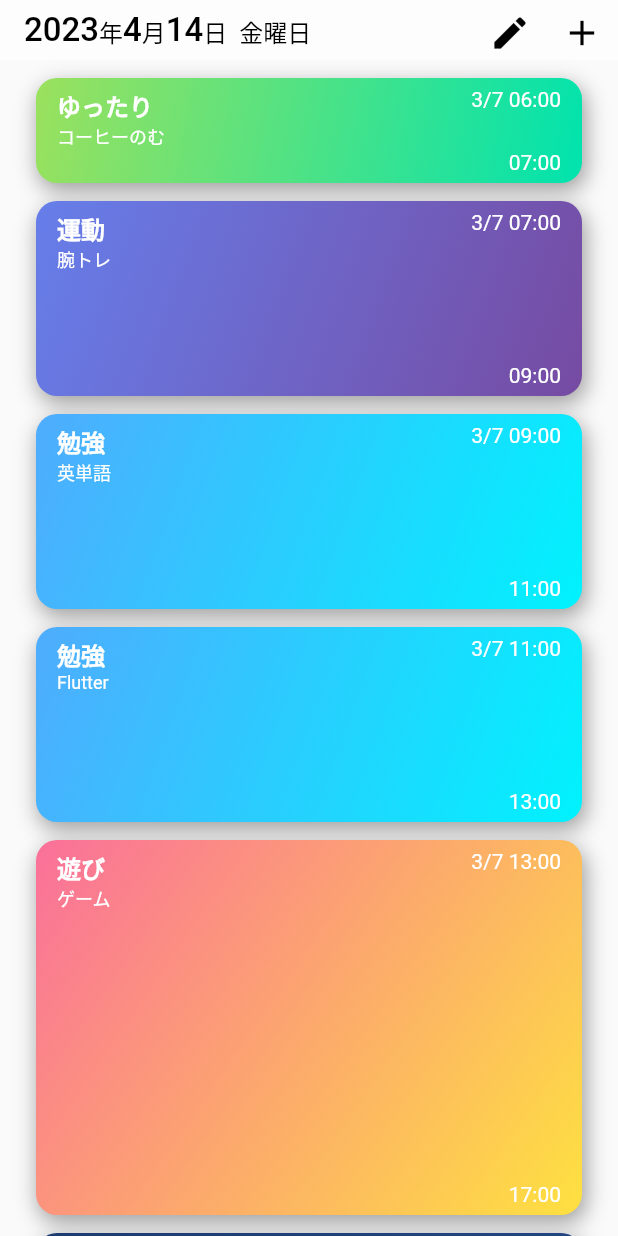
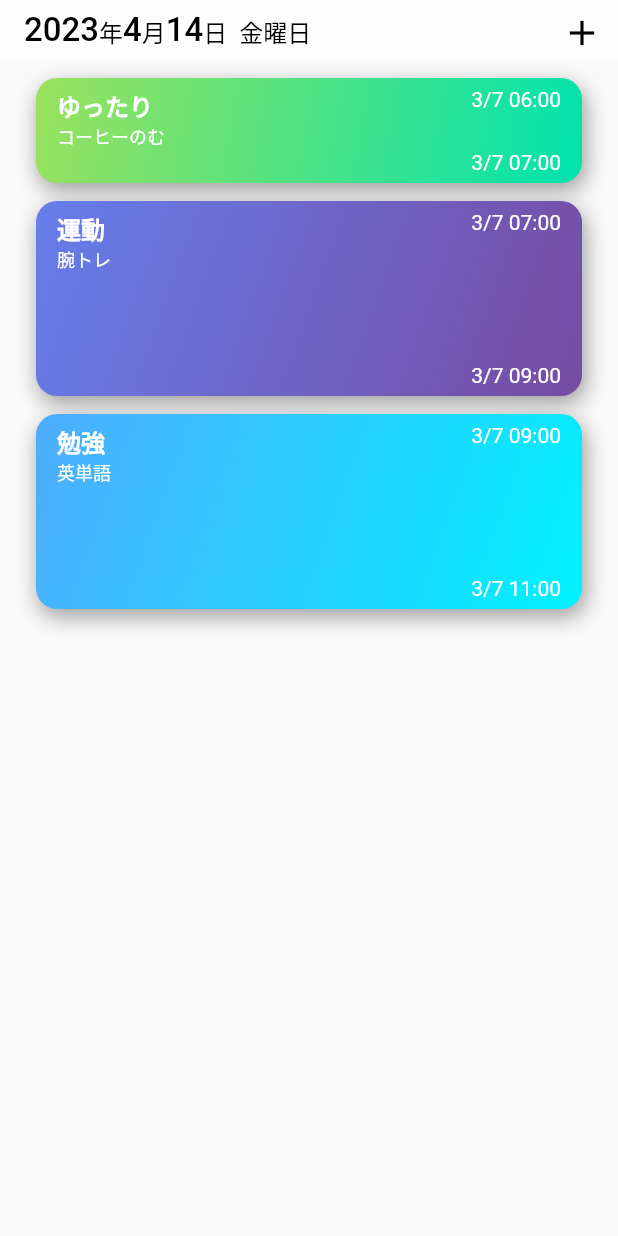
Before and after one commit to k10kanta/jasuna, a Flutter app: the screen it shows after launch, on a phone screen of 412 x 824 dp. Run offline on Flutter 3.47's test engine with Material 2 defaults, Android fonts, the light colour scheme and no system bars; our stand-ins replace flutter_datetime_picker, flutter_riverpod.

Commit message:
スケジュールと新規タスクタイプ追加機能の実装

```diff
--- a/lib/addPage.dart
+++ b/lib/addPage.dart
@@ -1,7 +1,6 @@
 import 'package:flutter/material.dart';
 import 'package:flutter/services.dart';
 import 'package:flutter_riverpod/flutter_riverpod.dart';
-import 'package:jasuna/task.dart';
 import 'main.dart';
 import 'task.dart';
 import 'taskManager.dart';
@@ -23,7 +22,7 @@ class AddPage extends ConsumerWidget {
     final taskEndTimeHour = ref.watch(taskEndTimeHourProvider);
     final taskEndTimeMinute = ref.watch(taskEndTimeMinuteProvider);
 
-    var usersShedulerObj = UsersSheduler();
+    final userShedule = ref.read(userSheduleProvider);
 
     return Scaffold(
         appBar: AppBar(
@@ -60,7 +59,7 @@ class AddPage extends ConsumerWidget {
                   const SizedBox(
                     height: 12,
                   ),
-                  Task.showCard(
+                  ShowCard(
                     //プレビュー部分 選択中のタスクになるように今後状態管理する
                     title: addTaskName,
                     memo: addTaskMemo,
@@ -239,15 +238,18 @@ class AddPage extends ConsumerWidget {
                   ElevatedButton(
                       //完了ボタン
                       onPressed: () {
-                        usersShedulerObj.shedule.add(Task(
+                        userShedule.add(Task(
                             addTaskName,
                             addTaskMemo,
                             '$taskStartTimeHour:$taskStartTimeMinute',
                             '$taskEndTimeHour:$taskEndTimeMinute',
                             taskStartDate,
                             taskEndDate));
+                        ref.read(userSheduleProvider.notifier).state = [
+                          ...userShedule
+                        ];
                         Navigator.pop(context);
-                        print(usersShedulerObj.shedule);
+                        print(userShedule);
                       },
                       style: ButtonStyle(
                         minimumSize:
@@ -343,11 +345,12 @@ class ShowTaskTypeList extends ConsumerWidget {
 
   @override
   Widget build(BuildContext context, WidgetRef ref) {
+    var taskTypeMap = ref.watch(taskTypeMapProvider);
     return ListView.builder(
         scrollDirection: Axis.horizontal,
-        itemCount: TaskManarger().typeMap.length,
+        itemCount: taskTypeMap.length,
         itemBuilder: ((context, index) {
-          var key = TaskManarger().typeMap.keys.elementAt(index);
+          var key = taskTypeMap.keys.elementAt(index);
           return InkWell(
             onTap: () {
               ref.read(addTaskNameProvider.notifier).update((state) => key);
@@ -362,7 +365,7 @@ class ShowTaskTypeList extends ConsumerWidget {
                     decoration: BoxDecoration(
                         borderRadius: BorderRadius.circular(10),
                         gradient: LinearGradient(
-                            colors: TaskManarger().typeMap[key],
+                            colors: taskTypeMap[key],
                             begin: Alignment.topLeft,
                             end: Alignment.bottomRight)),
                   ),
@@ -384,8 +387,8 @@ class CreateNewTypeWindow extends ConsumerWidget {
   Widget build(BuildContext context, WidgetRef ref) {
     final selectColorName = ref.watch(selectedNewTypeColorNameProvider);
     final newTaskName = ref.watch(newTaskNameProvider);
-    var typeMapObj = TaskManarger().typeMap;
     var colorMapObj = TaskManarger().colorMap;
+    var taskTypeMap = ref.read(taskTypeMapProvider);
 
     return GestureDetector(
         onTap: () => FocusScope.of(context).unfocus(), //textFieldのfocusを外す
@@ -460,10 +463,13 @@ class CreateNewTypeWindow extends ConsumerWidget {
                 const SizedBox(height: 12),
                 ElevatedButton(
                   onPressed: () {
-                    typeMapObj[newTaskName] = colorMapObj[selectColorName];
+                    taskTypeMap[newTaskName] = colorMapObj[selectColorName];
+                    ref.read(taskTypeMapProvider.notifier).state = {
+                      ...taskTypeMap
+                    };
                     Navigator.pop(context);
                     print(selectColorName);
-                    print(typeMapObj);
+                    print(taskTypeMap);
                   },
                   child: const Text('完了'),
                 ),
--- a/lib/main.dart
+++ b/lib/main.dart
@@ -52,6 +52,46 @@ final taskEndTimeMinuteProvider = StateProvider<String>((ref) {
   return '00';
 });
 
+final userSheduleProvider = StateProvider<List>((ref) => [
+      Task('ゆったり', 'コーヒーのむ', '06:00', '07:00', '3/7', '3/7'),
+      Task('運動', '腕トレ', '07:00', '09:00', '3/7', '3/7'),
+      Task('勉強', '英単語', '09:00', '11:00', '3/7', '3/7'),
+      // Task('勉強', 'Flutter', '11:00', '13:00', '3/7', '3/7'),
+      // Task('遊び', 'ゲーム', '13:00', '17:00', '3/7', '3/7'),
+      // Task('睡眠', '', '23:00', '06:00', "3/7", "3/8"),
+      // Task('遊び', '漫画', '07:00', '07:30', "3/8", "3/8"),
+    ]);
+
+final taskTypeMapProvider = StateProvider<Map>((ref) {
+  return {
+    //デフォルトのタイプをここで定義する
+    "勉強": const [
+      Color.fromRGBO(79, 172, 254, 1),
+      Color.fromRGBO(0, 242, 254, 1),
+    ],
+    "仕事": const [
+      Color.fromRGBO(255, 8, 68, 1),
+      Color.fromRGBO(255, 177, 153, 1),
+    ],
+    "運動": const [
+      Color.fromRGBO(102, 126, 234, 1),
+      Color.fromRGBO(118, 75, 162, 1),
+    ],
+    // "遊び": const [
+    //   Color.fromRGBO(250, 112, 154, 1),
+    //   Color.fromRGBO(254, 225, 64, 1),
+    // ],
+    "ゆったり": const [
+      Color.fromRGBO(155, 225, 93, 1),
+      Color.fromRGBO(0, 227, 174, 1),
+    ],
+    "睡眠": const [
+      Color.fromRGBO(30, 60, 114, 1),
+      Color.fromRGBO(42, 82, 152, 1),
+    ],
+  };
+});
+
 void main() {
   runApp(const ProviderScope(child: MyApp()));
 }
@@ -65,18 +105,18 @@ class MyApp extends StatelessWidget {
       debugShowCheckedModeBanner: false,
       title: 'jasuna',
       theme: ThemeData(primarySwatch: Colors.blue),
-      home: SchedulePage(),
+      home: const SchedulePage(),
     );
   }
 }
 
-class SchedulePage extends StatelessWidget {
-  SchedulePage({super.key});
-
-  var UesrSchedulerObj = UsersSheduler();
+class SchedulePage extends ConsumerWidget {
+  const SchedulePage({super.key});
 
   @override
-  Widget build(BuildContext context) {
+  Widget build(BuildContext context, WidgetRef ref) {
+    var uesrSchedule = ref.watch(userSheduleProvider);
+
     return Scaffold(
       extendBodyBehindAppBar: true,
       appBar: AppBar(
@@ -85,13 +125,13 @@ class SchedulePage extends StatelessWidget {
         title: createDateTitle(),
         centerTitle: false,
         actions: [
-          IconButton(
-              onPressed: () {},
-              icon: const Icon(
-                Icons.edit,
-                size: 28,
-                color: Colors.black,
-              )),
+          // IconButton(
+          //     onPressed: () {},
+          //     icon: const Icon(
+          //       Icons.edit,
+          //       size: 28,
+          //       color: Colors.black,
+          //     )),
           IconButton(
               onPressed: () async {
                 await Navigator.push(
@@ -111,17 +151,17 @@ class SchedulePage extends StatelessWidget {
             SystemUiOverlayStyle.dark, //時間とかバッテリーとか（ステータスバー）の表示が黒くなる
       ),
       body: ListView.builder(
-        itemCount: UesrSchedulerObj.shedule.length,
+        itemCount: uesrSchedule.length,
         itemBuilder: ((context, index) {
           return Padding(
               padding: const EdgeInsets.fromLTRB(24, 12, 24, 0), //cardの外側の余白
-              child: Task.showCard(
-                title: UesrSchedulerObj.shedule[index].typeName,
-                memo: UesrSchedulerObj.shedule[index].memo,
-                startTimeStr: UesrSchedulerObj.shedule[index].startTimeStr,
-                endTimeStr: UesrSchedulerObj.shedule[index].endTimeStr,
-                startDateStr: UesrSchedulerObj.shedule[index].startDateStr,
-                endDateStr: UesrSchedulerObj.shedule[index].endDateStr,
+              child: ShowCard(
+                title: uesrSchedule[index].typeName,
+                memo: uesrSchedule[index].memo,
+                startTimeStr: uesrSchedule[index].startTimeStr,
+                endTimeStr: uesrSchedule[index].endTimeStr,
+                startDateStr: uesrSchedule[index].startDateStr,
+                endDateStr: uesrSchedule[index].endDateStr,
               ));
         }),
       ),
@@ -203,15 +243,3 @@ class Sheduler {
 
   void delete() {}
 }
-
-class UsersSheduler extends Sheduler {
-  late List shedule = [
-    Task('ゆったり', 'コーヒーのむ', '06:00', '07:00', '3/7', '3/7'),
-    Task('運動', '腕トレ', '07:00', '09:00', '3/7', '3/7'),
-    Task('勉強', '英単語', '09:00', '11:00', '3/7', '3/7'),
-    Task('勉強', 'Flutter', '11:00', '13:00', '3/7', '3/7'),
-    Task('遊び', 'ゲーム', '13:00', '17:00', '3/7', '3/7'),
-    Task('睡眠', '', '23:00', '06:00', "3/7", "3/8"),
-    Task('遊び', '漫画', '07:00', '07:30', "3/8", "3/8"),
-  ];
-}
--- a/lib/task.dart
+++ b/lib/task.dart
@@ -1,5 +1,7 @@
 import 'package:flutter/material.dart';
 import 'taskManager.dart';
+import 'package:flutter_riverpod/flutter_riverpod.dart';
+import 'main.dart';
 
 class Task {
   late String typeName; //例：勉強など
@@ -45,17 +47,31 @@ class Task {
     }
     return duration;
   }
+}
 
-  static Container showCard({
-    required String title,
-    required String memo,
-    required String startTimeStr,
-    required String endTimeStr,
-    required String startDateStr,
-    required String endDateStr,
-    bool isImmutableHeight = false,
-  }) {
-    double duration = _makeDuration(
+class ShowCard extends ConsumerWidget {
+  ShowCard({
+    super.key,
+    required this.title,
+    required this.memo,
+    required this.startTimeStr,
+    required this.endTimeStr,
+    required this.startDateStr,
+    required this.endDateStr,
+    this.isImmutableHeight = false,
+  });
+
+  String title;
+  String memo;
+  String startTimeStr;
+  String endTimeStr;
+  String startDateStr;
+  String endDateStr;
+  bool isImmutableHeight;
+
+  @override
+  Widget build(BuildContext context, WidgetRef ref) {
+    double duration = Task._makeDuration(
         startTimeStr: startTimeStr,
         endTimeStr: endTimeStr,
         startDateStr: startDateStr,
@@ -63,10 +79,7 @@ class Task {
     if (isImmutableHeight == true) {
       duration = 80;
     }
-    if (startDateStr == endDateStr) {
-      endDateStr = '';
-    }
-
+    var taskTypeMap = ref.watch(taskTypeMapProvider);
     return Container(
         padding: const EdgeInsets.fromLTRB(14, 6, 14, 6), //cardの内側の余白
         height: duration,
@@ -80,7 +93,7 @@ class Task {
             ],
             borderRadius: BorderRadius.circular(14),
             gradient: LinearGradient(
-                colors: TaskManarger().typeMap[title],
+                colors: taskTypeMap[title],
                 begin: Alignment.topLeft,
                 end: Alignment.bottomRight)),
         child: Row(
--- a/lib/taskManager.dart
+++ b/lib/taskManager.dart
@@ -69,31 +69,4 @@ class TaskManarger {
       Color.fromRGBO(223, 165, 121, 1),
     ],
   };
-  late Map typeMap = {
-    //デフォルトのタイプをここで定義する
-    "勉強": const [
-      Color.fromRGBO(79, 172, 254, 1),
-      Color.fromRGBO(0, 242, 254, 1),
-    ],
-    "仕事": const [
-      Color.fromRGBO(255, 8, 68, 1),
-      Color.fromRGBO(255, 177, 153, 1),
-    ],
-    "運動": const [
-      Color.fromRGBO(102, 126, 234, 1),
-      Color.fromRGBO(118, 75, 162, 1),
-    ],
-    "遊び": const [
-      Color.fromRGBO(250, 112, 154, 1),
-      Color.fromRGBO(254, 225, 64, 1),
-    ],
-    "ゆったり": const [
-      Color.fromRGBO(155, 225, 93, 1),
-      Color.fromRGBO(0, 227, 174, 1),
-    ],
-    "睡眠": const [
-      Color.fromRGBO(30, 60, 114, 1),
-      Color.fromRGBO(42, 82, 152, 1),
-    ],
-  };
 }
```
